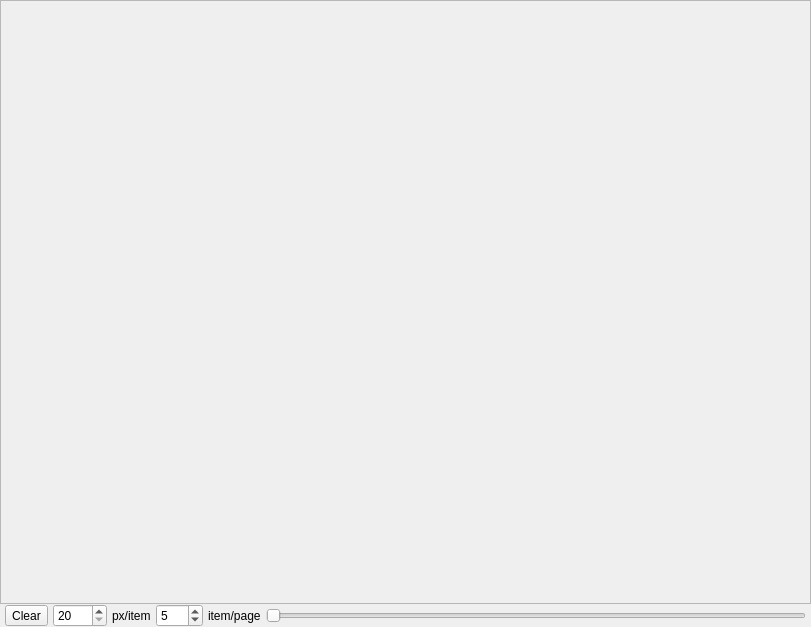
The window that resources/ui/browser.ui (flegac/qt-widgets) describes before a commit, drawn with Qt 5.
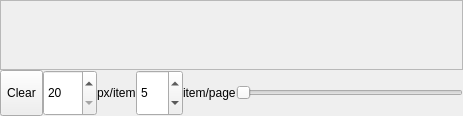
The same window after the commit.

Commit message: feat: more BrowserWidget features

What changed in the file:
```diff
--- a/resources/ui/browser.ui
+++ b/resources/ui/browser.ui
@@ -6,8 +6,8 @@
    <rect>
     <x>0</x>
     <y>0</y>
-    <width>811</width>
-    <height>627</height>
+    <width>463</width>
+    <height>116</height>
    </rect>
   </property>
   <property name="windowTitle">
@@ -16,7 +16,7 @@
   <property name="autoFillBackground">
    <bool>false</bool>
   </property>
-  <layout class="QHBoxLayout" name="horizontalLayout_3">
+  <layout class="QVBoxLayout" name="verticalLayout">
    <property name="spacing">
     <number>0</number>
    </property>
@@ -33,41 +33,23 @@
     <number>0</number>
    </property>
    <item>
-    <layout class="QVBoxLayout" name="vert1">
-     <property name="spacing">
-      <number>0</number>
+    <widget class="QSplitter" name="splitter">
+     <property name="orientation">
+      <enum>Qt::Vertical</enum>
      </property>
-     <property name="leftMargin">
+     <property name="handleWidth">
       <number>0</number>
      </property>
-     <property name="topMargin">
-      <number>0</number>
+     <property name="childrenCollapsible">
+      <bool>true</bool>
      </property>
-     <property name="rightMargin">
-      <number>0</number>
-     </property>
-     <property name="bottomMargin">
-      <number>0</number>
-     </property>
-     <item>
-      <layout class="QHBoxLayout" name="hori1">
-       <property name="spacing">
-        <number>0</number>
-       </property>
-       <property name="leftMargin">
-        <number>0</number>
-       </property>
-       <property name="topMargin">
-        <number>0</number>
-       </property>
-       <property name="rightMargin">
-        <number>0</number>
-       </property>
-       <property name="bottomMargin">
-        <number>0</number>
-       </property>
-       <item>
         <widget class="QScrollArea" name="scrollArea">
+      <property name="sizePolicy">
+       <sizepolicy hsizetype="Expanding" vsizetype="Expanding">
+        <horstretch>0</horstretch>
+        <verstretch>0</verstretch>
+       </sizepolicy>
+      </property>
          <property name="widgetResizable">
           <bool>true</bool>
          </property>
@@ -76,10 +58,16 @@
            <rect>
             <x>0</x>
             <y>0</y>
-            <width>805</width>
-            <height>593</height>
-           </rect>
-          </property>
+         <width>461</width>
+         <height>92</height>
+        </rect>
+       </property>
+       <property name="sizePolicy">
+        <sizepolicy hsizetype="Expanding" vsizetype="Expanding">
+         <horstretch>0</horstretch>
+         <verstretch>0</verstretch>
+        </sizepolicy>
+       </property>
           <layout class="QVBoxLayout" name="verticalLayout_2">
            <property name="spacing">
             <number>0</number>
@@ -98,6 +86,12 @@
            </property>
            <item>
             <widget class="QStackedWidget" name="stackedWidget">
+          <property name="sizePolicy">
+           <sizepolicy hsizetype="Expanding" vsizetype="Expanding">
+            <horstretch>0</horstretch>
+            <verstretch>0</verstretch>
+           </sizepolicy>
+          </property>
              <widget class="QWidget" name="pageWidget"/>
              <widget class="QWidget" name="hiddenWidget"/>
             </widget>
@@ -105,28 +99,37 @@
           </layout>
          </widget>
         </widget>
-       </item>
-      </layout>
-     </item>
-     <item>
-      <layout class="QHBoxLayout" name="hori2">
+     <widget class="QWidget" name="widget" native="true">
+      <property name="sizePolicy">
+       <sizepolicy hsizetype="Preferred" vsizetype="Minimum">
+        <horstretch>0</horstretch>
+        <verstretch>0</verstretch>
+       </sizepolicy>
+      </property>
+      <layout class="QHBoxLayout" name="horizontalLayout_2">
        <property name="spacing">
-        <number>5</number>
+        <number>0</number>
        </property>
        <property name="leftMargin">
-        <number>5</number>
+        <number>0</number>
        </property>
        <property name="topMargin">
         <number>0</number>
        </property>
        <property name="rightMargin">
-        <number>5</number>
+        <number>0</number>
        </property>
        <property name="bottomMargin">
         <number>0</number>
        </property>
        <item>
         <widget class="QToolButton" name="clearButton">
+         <property name="sizePolicy">
+          <sizepolicy hsizetype="Minimum" vsizetype="Minimum">
+           <horstretch>0</horstretch>
+           <verstretch>0</verstretch>
+          </sizepolicy>
+         </property>
          <property name="text">
           <string>Clear</string>
          </property>
@@ -134,6 +137,12 @@
        </item>
        <item>
         <widget class="QSpinBox" name="widgetSize">
+         <property name="sizePolicy">
+          <sizepolicy hsizetype="Minimum" vsizetype="Minimum">
+           <horstretch>0</horstretch>
+           <verstretch>0</verstretch>
+          </sizepolicy>
+         </property>
          <property name="minimum">
           <number>20</number>
          </property>
@@ -147,6 +156,12 @@
        </item>
        <item>
         <widget class="QLabel" name="widgetSizeLabel">
+         <property name="sizePolicy">
+          <sizepolicy hsizetype="Minimum" vsizetype="Minimum">
+           <horstretch>0</horstretch>
+           <verstretch>0</verstretch>
+          </sizepolicy>
+         </property>
          <property name="text">
           <string>px/item</string>
          </property>
@@ -154,6 +169,12 @@
        </item>
        <item>
         <widget class="QSpinBox" name="pageSize">
+         <property name="sizePolicy">
+          <sizepolicy hsizetype="Minimum" vsizetype="Minimum">
+           <horstretch>0</horstretch>
+           <verstretch>0</verstretch>
+          </sizepolicy>
+         </property>
          <property name="minimum">
           <number>1</number>
          </property>
@@ -170,6 +191,12 @@
        </item>
        <item>
         <widget class="QLabel" name="pageLabel">
+         <property name="sizePolicy">
+          <sizepolicy hsizetype="Minimum" vsizetype="Minimum">
+           <horstretch>0</horstretch>
+           <verstretch>0</verstretch>
+          </sizepolicy>
+         </property>
          <property name="text">
           <string>item/page</string>
          </property>
@@ -177,14 +204,20 @@
        </item>
        <item>
         <widget class="QSlider" name="pageSlider">
+         <property name="sizePolicy">
+          <sizepolicy hsizetype="Expanding" vsizetype="Minimum">
+           <horstretch>0</horstretch>
+           <verstretch>0</verstretch>
+          </sizepolicy>
+         </property>
          <property name="orientation">
           <enum>Qt::Horizontal</enum>
          </property>
         </widget>
        </item>
       </layout>
-     </item>
-    </layout>
+     </widget>
+    </widget>
    </item>
   </layout>
  </widget>
```
Lines whose indentation alone changed are shown as unchanged. The commit also changes 4 other files.
